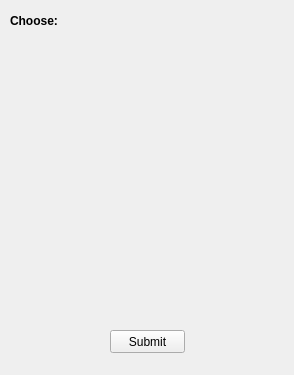
Above: forms/ui_forms/skills_form.ui from ericmullally/dnd_tracker before the change. Below: the same form after it.
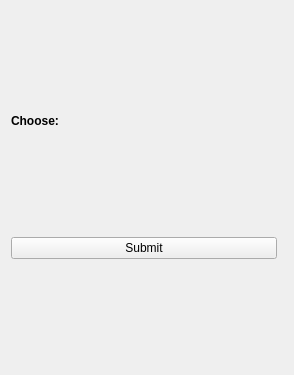
That is the form after the change.

Diff of the .ui file:
```diff
--- a/forms/ui_forms/skills_form.ui
+++ b/forms/ui_forms/skills_form.ui
@@ -13,30 +13,11 @@
   <property name="windowTitle">
    <string>Form</string>
   </property>
-  <widget class="QPushButton" name="submit_button">
-   <property name="geometry">
-    <rect>
-     <x>110</x>
-     <y>330</y>
-     <width>75</width>
-     <height>23</height>
-    </rect>
-   </property>
-   <property name="text">
-    <string>Submit</string>
-   </property>
-  </widget>
+  <layout class="QGridLayout" name="gridLayout">
+   <item row="0" column="0">
   <widget class="QLabel" name="choices_label">
-   <property name="geometry">
-    <rect>
-     <x>10</x>
-     <y>10</y>
-     <width>261</width>
-     <height>21</height>
-    </rect>
-   </property>
    <property name="sizePolicy">
-    <sizepolicy hsizetype="Maximum" vsizetype="Maximum">
+      <sizepolicy hsizetype="Expanding" vsizetype="Maximum">
      <horstretch>0</horstretch>
      <verstretch>0</verstretch>
     </sizepolicy>
@@ -60,17 +41,18 @@
     <number>0</number>
    </property>
   </widget>
-  <widget class="QWidget" name="verticalLayoutWidget">
-   <property name="geometry">
-    <rect>
-     <x>10</x>
-     <y>80</y>
-     <width>261</width>
-     <height>231</height>
-    </rect>
-   </property>
+   </item>
+   <item row="1" column="0" colspan="2">
    <layout class="QVBoxLayout" name="skills_layout"/>
-  </widget>
+   </item>
+   <item row="2" column="0">
+    <widget class="QPushButton" name="submit_button">
+     <property name="text">
+      <string>Submit</string>
+     </property>
+    </widget>
+   </item>
+  </layout>
  </widget>
  <resources/>
  <connections/>
```
Lines whose indentation alone changed are shown as unchanged.
